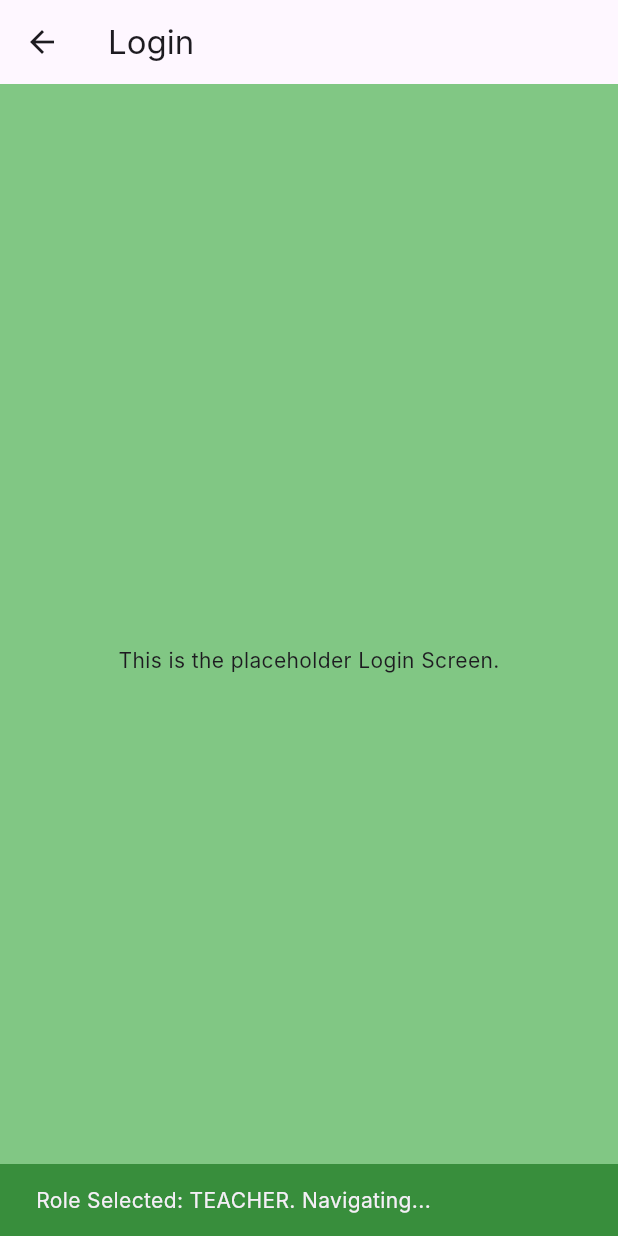
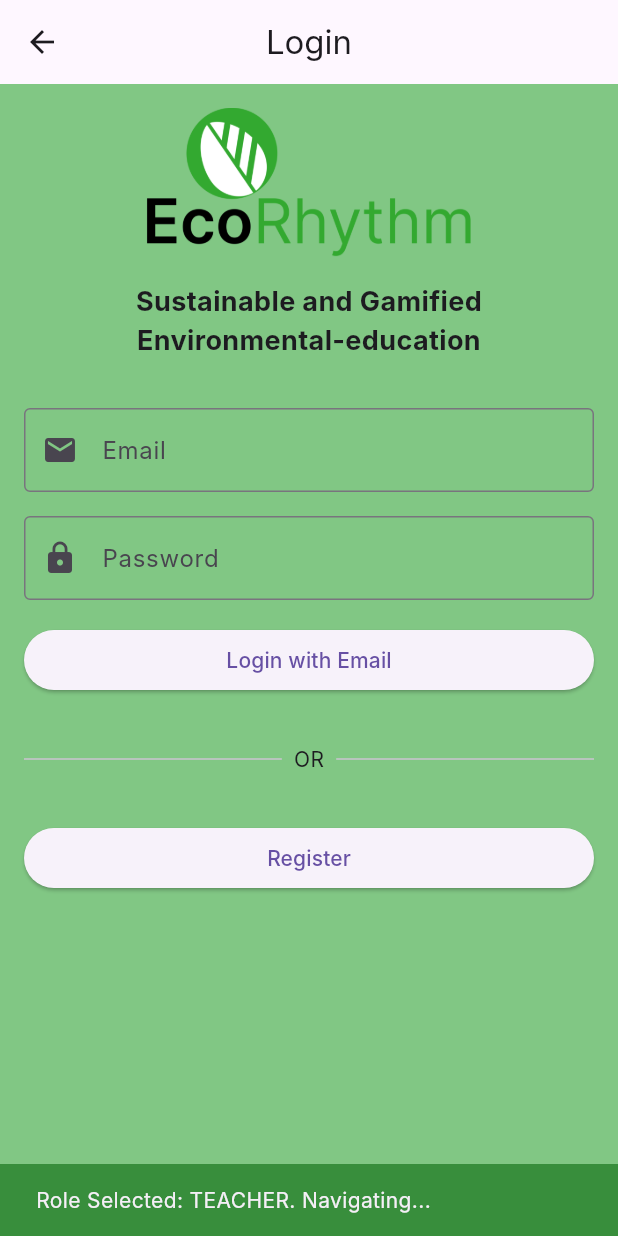
Before and after one commit to raj577/ecoquestg, a Flutter app: the screen it shows after launch, after a tap on "Teacher", on a phone screen of 412 x 824 dp. Run offline on Flutter 3.47's test engine with Material 3 defaults, Android fonts, the phone set to English and light mode, and no system bars; our stand-ins replace animated_text_kit, confetti, firebase_auth, firebase_core, flutter_animate, flutter_staggered_animations; accounts and stored records are empty; network calls fail; Roboto replaces fonts that are missing (Inter).

Commit message:
commiting updated project with login and other

```diff
--- a/lib/screens/login_screen.dart
+++ b/lib/screens/login_screen.dart
@@ -69,7 +69,7 @@ class _LoginPageState extends State<LoginPage> {
             children: <Widget>[
               // Logo
               // Make sure you have the 'assets/images/logo.png' file in your project
-              Image.asset('assets/images/logo.png', height: 100),
+              Image.asset('assets/images/logoti.png', height: 100),
               const SizedBox(height: 16),
               const Text(
                 'Sustainable and Gamified\nEnvironmental-education',
--- a/lib/screens/panelpage.dart
+++ b/lib/screens/panelpage.dart
@@ -1,3 +1,5 @@
+import 'package:eco_quiz_app/screens/login_screen.dart';
+import 'package:eco_quiz_app/screens/ngopage.dart';
 import 'package:flutter/material.dart';
 
 // Import statements for pages like login_screen.dart and ngopage.dart
@@ -35,7 +37,7 @@ class RoleSelectionApp extends StatelessWidget {
 
 // --- USER ROLE SELECTION SCREEN ---
 
-enum UserRole { teacher, student, ngo, govt, other }
+enum UserRole { teacher, student, ngo, cityadmin, other }
 
 class UserRoleSelectionScreen extends StatelessWidget {
   const UserRoleSelectionScreen({super.key});
@@ -56,16 +58,43 @@ class UserRoleSelectionScreen extends StatelessWidget {
     // 2. Navigation Logic:
     // Delay navigation slightly so the Snackbar is visible for a moment
     Future.delayed(const Duration(milliseconds: 500), () {
-      if (role == UserRole.ngo || role == UserRole.teacher || role == UserRole.student || role == UserRole.govt) {
+      if (role == UserRole.ngo) {
         // Navigate to the LoginPage for all these roles
         // NOTE: If LoginPage is not defined in this file, you must ensure it is imported or defined.
         Navigator.of(context).push(
           // Assuming 'LoginPage' is a defined class (or imported)
-          MaterialPageRoute(builder: (context) => const LoginPage()),
+          MaterialPageRoute(builder: (context) =>  NgoQuizApp()),
+        );
+      } else if (role == UserRole.teacher) {
+        // 'Other' role would typically go to a Guest or Info page.
+        Navigator.of(context).push(
+          // Assuming 'LoginPage' is a defined class (or imported)
+          MaterialPageRoute(builder: (context) =>  LoginPage()),
         );
       }
-      // 'Other' role would typically go to a Guest or Info page.
-    });
+      else if (role == UserRole.student) {
+        // 'Other' role would typically go to a Guest or Info page.
+        Navigator.of(context).push(
+          // Assuming 'LoginPage' is a defined class (or imported)
+          MaterialPageRoute(builder: (context) =>  LoginPage()),
+        );
+      }
+      else if (role == UserRole.other) {
+        // 'Other' role would typically go to a Guest or Info page.
+        Navigator.of(context).push(
+          // Assuming 'LoginPage' is a defined class (or imported)
+          MaterialPageRoute(builder: (context) =>  LoginPage()),
+        );
+      }
+      else if (role == UserRole.cityadmin) {
+        // 'Other' role would typically go to a Guest or Info page.
+        Navigator.of(context).push(
+          // Assuming 'LoginPage' is a defined class (or imported)
+          MaterialPageRoute(builder: (context) =>  LoginPage()),
+        );
+      }
+    }
+    );
   }
 
   @override
@@ -79,7 +108,7 @@ class UserRoleSelectionScreen extends StatelessWidget {
       UserRole.teacher: {'text': 'Teacher', 'icon': Icons.school},
       UserRole.student: {'text': 'Student', 'icon': Icons.person},
       UserRole.ngo: {'text': 'NGO / Eco-Club', 'icon': Icons.people},
-      UserRole.govt: {'text': 'Government / City Admin', 'icon': Icons.account_balance},
+      UserRole.cityadmin: {'text': 'Government / City Admin', 'icon': Icons.account_balance},
       UserRole.other: {'text': 'Other / Guest', 'icon': Icons.more_horiz},
     };
 
@@ -170,17 +199,17 @@ class UserRoleSelectionScreen extends StatelessWidget {
 // --- NEW PAGE DEFINITIONS (REQUIRED for navigation to work) ---
 
 // Placeholder for the external Login Page
-class LoginPage extends StatelessWidget {
-  const LoginPage({super.key});
-
-  @override
-  Widget build(BuildContext context) {
-    return Scaffold(
-      appBar: AppBar(title: const Text('Login')),
-      body: const Center(child: Text('This is the placeholder Login Screen.')),
-    );
-  }
-}
+// class LoginPage extends StatelessWidget {
+//   const LoginPage({super.key});
+//
+//   @override
+//   Widget build(BuildContext context) {
+//     return Scaffold(
+//       appBar: AppBar(title: const Text('Login')),
+//       body: const Center(child: Text('This is the placeholder Login Screen.')),
+//     );
+//   }
+// }
 
 // Placeholder for the external NGO Page (now unused, but kept for context)
 class NGOPage extends StatelessWidget {
```
